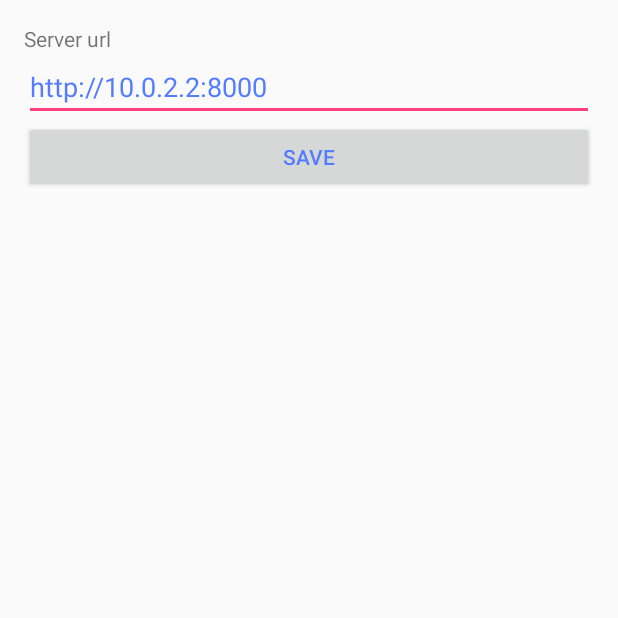
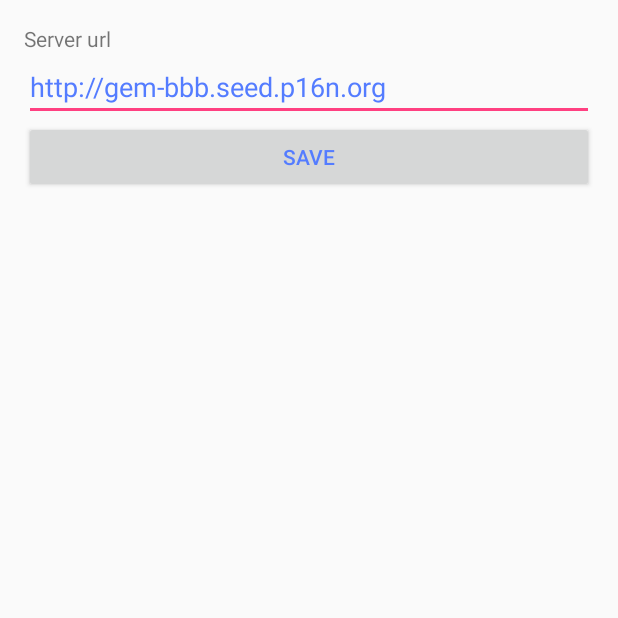
Before and after one commit to praekeltfoundation/gem-bbb-indo, an Android app: the screen it shows after launch (SettingsActivity), after a tap on "SETTINGS", on a phone screen of 412 x 824 dp, the top half of it. Run offline under Robolectric (Android 15) with nearby library versions, the phone set to English and light mode, and no system bars; libraries missing offline, so code that uses them is left out: com.firebase.client; 1 other tap on this screen came first.

Commit message:
Changed default server url to QA server.

```diff
--- a/app/src/main/java/com/rr/rgem/gem/GEM.java
+++ b/app/src/main/java/com/rr/rgem/gem/GEM.java
@@ -30,7 +30,7 @@ public class GEM extends android.app.Application implements WebServiceApplicatio
 
     private void setupWebServiceFactory() {
         Persisted persisted = new Persisted(this);
-        webService = new WebServiceFactory(persisted.loadUrl(), persisted);
+        webService = new WebServiceFactory(persisted.loadUrl(getString(R.string.default_service_url)), persisted);
     }
 
     @Override
--- a/app/src/main/java/com/rr/rgem/gem/Persisted.java
+++ b/app/src/main/java/com/rr/rgem/gem/Persisted.java
@@ -126,7 +126,12 @@ public class Persisted implements AuthStore, UrlStore {
 
     @Override
     public String loadUrl() {
-        return settings.getString(PREF_URL, "http://10.0.2.2:8000");
+        return loadUrl("");
+    }
+
+    @Override
+    public String loadUrl(String defaultUrl) {
+        return settings.getString(PREF_URL, defaultUrl);
     }
 
     @Override
--- a/app/src/main/java/com/rr/rgem/gem/SettingsActivity.java
+++ b/app/src/main/java/com/rr/rgem/gem/SettingsActivity.java
@@ -25,7 +25,7 @@ public class SettingsActivity extends AppCompatActivity {
         persisted = new Persisted(getApplicationContext());
 
         EditText editViewUrl = (EditText) findViewById(R.id.editTextUrl);
-        editViewUrl.setText(persisted.loadUrl());
+        editViewUrl.setText(persisted.loadUrl(getString(R.string.default_service_url)));
 
         Button buttonSave = (Button) findViewById(R.id.buttonSave);
         buttonSave.setOnClickListener(new View.OnClickListener() {
--- a/app/src/main/java/com/rr/rgem/gem/service/UrlStore.java
+++ b/app/src/main/java/com/rr/rgem/gem/service/UrlStore.java
@@ -5,5 +5,6 @@ package com.rr.rgem.gem.service;
  */
 public interface UrlStore {
     String loadUrl();
+    String loadUrl(String defaultUrl);
     void saveUrl(String url);
 }
--- a/app/src/main/res/values/values.xml
+++ b/app/src/main/res/values/values.xml
@@ -3,4 +3,5 @@
     <color name="primary_text_default_material_dark">#141313</color>
     <color name="primary_text_default_material_light">#547cff</color>
     <integer name="min_password_length">8</integer>
+    <string name="default_service_url"><![CDATA[http://gem-bbb.seed.p16n.org]]></string>
 </resources>
```
